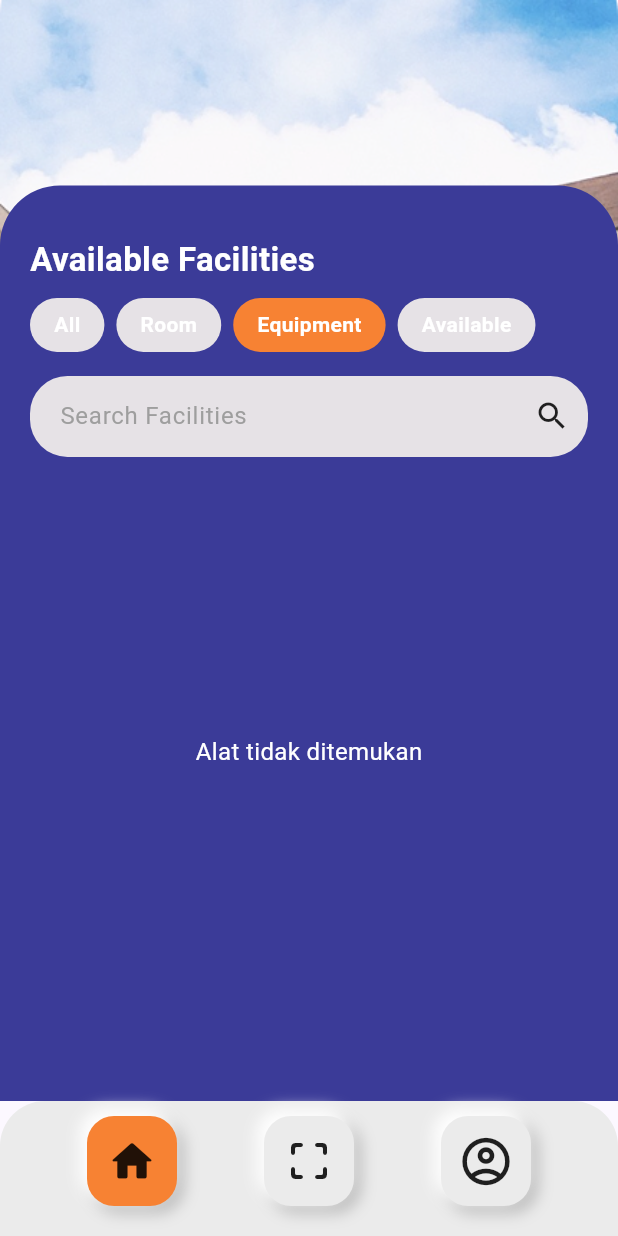
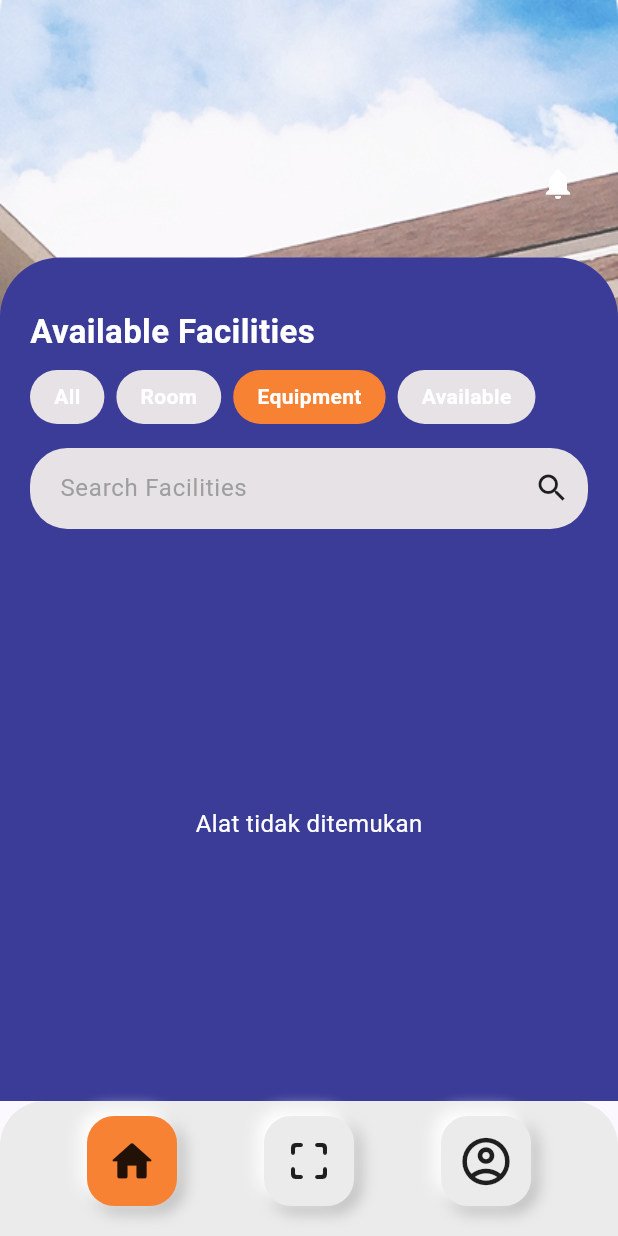
Before and after one commit to Ditt21-Lang/A4-Proyek4-InventIF, a Flutter app: the MainDashboard screen opened by its route, on a phone screen of 412 x 824 dp. Run offline on Flutter 3.47's test engine with Material 3 defaults, Android fonts, the phone set to English and light mode, and no system bars; our stand-ins replace cloud_firestore, connectivity_plus, file_picker, firebase_auth, firebase_core, flutter_local_notifications and 4 more; missing offline and left inert: cloudinary_public, mobile_scanner, workmanager; accounts and stored records are empty.

Commit message:
feat: implement offline notification system and background reminder
- Add flutter_local_notifications and workmanager for background tasks
- Configure coreLibraryDesugaring in android/app/build.gradle.kts
- Create NotificationController, NotificationService, and notification history view
- Integrate dynamic bell icon (red dot) into BaseCatalogLayout
- Attach notification and sync triggers to CheckoutController

```diff
--- /dev/null
+++ b/lib/models/notification_model.dart
@@ -0,0 +1,36 @@
+class NotificationModel {
+  final String id;
+  final String title;
+  final String body;
+  final DateTime timestamp;
+  bool read;
+
+  NotificationModel({
+    required this.id,
+    required this.title,
+    required this.body,
+    required this.timestamp,
+    this.read = false,
+  });
+
+  factory NotificationModel.fromMap(Map<String, dynamic> m) {
+    return NotificationModel(
+      id: m['id'] ?? '',
+      title: m['title'] ?? '',
+      body: m['body'] ?? '',
+      timestamp:
+          DateTime.parse(m['timestamp'] ?? DateTime.now().toIso8601String()),
+      read: m['read'] ?? false,
+    );
+  }
+
+  Map<String, dynamic> toMap() {
+    return {
+      'id': id,
+      'title': title,
+      'body': body,
+      'timestamp': timestamp.toIso8601String(),
+      'read': read,
+    };
+  }
+}
--- a/lib/widgets/base_catalog_layout.dart
+++ b/lib/widgets/base_catalog_layout.dart
@@ -1,4 +1,6 @@
 import 'package:flutter/material.dart';
+import '../controllers/notifications_controller.dart';
+import '../views/notifications/notifications_view.dart';
 
 class BaseCatalogLayout extends StatelessWidget {
   final Widget child;
@@ -16,7 +18,49 @@ class BaseCatalogLayout extends StatelessWidget {
       ),
       child: Column(
         children: [
-          SizedBox(height: MediaQuery.of(context).size.height * 0.15),
+          SizedBox(height: MediaQuery.of(context).size.height * 0.12),
+          // Top-right notification bell
+          Padding(
+            padding: const EdgeInsets.symmetric(horizontal: 16.0),
+            child: Row(
+              mainAxisAlignment: MainAxisAlignment.end,
+              children: [
+                AnimatedBuilder(
+                  animation: NotificationsController.instance,
+                  builder: (context, _) {
+                    final unread = NotificationsController.instance.unreadCount;
+                    return Stack(
+                      alignment: Alignment.topRight,
+                      children: [
+                        IconButton(
+                          onPressed: () {
+                            Navigator.push(
+                                context,
+                                MaterialPageRoute(
+                                    builder: (_) => const NotificationsView()));
+                          },
+                          icon: const Icon(Icons.notifications,
+                              color: Colors.white),
+                        ),
+                        if (unread > 0)
+                          Positioned(
+                            right: 6,
+                            top: 6,
+                            child: Container(
+                              width: 10,
+                              height: 10,
+                              decoration: BoxDecoration(
+                                  color: Colors.red, shape: BoxShape.circle),
+                            ),
+                          ),
+                      ],
+                    );
+                  },
+                ),
+              ],
+            ),
+          ),
+          SizedBox(height: MediaQuery.of(context).size.height * 0.03),
           Expanded(
             child: Container(
               width: double.infinity,
--- a/pubspec.yaml
+++ b/pubspec.yaml
@@ -46,6 +46,9 @@ dependencies:
   image_picker: ^1.2.2
   file_picker: ^11.0.2
   path_provider: ^2.1.0
+  flutter_local_notifications: ^21.0.0
+  workmanager: ^0.7.0
+  shared_preferences: ^2.1.1
 
 dev_dependencies:
   flutter_test:
```
Also changed, not shown: lib/controllers/alat/checkout_controller.dart (+20 -2 lines), lib/controllers/notifications_controller.dart (added, +97 -0 lines), lib/main.dart (+17 -0 lines), lib/services/network_service.dart (+14 -0 lines), lib/services/notification_service.dart (added, +93 -0 lines), lib/views/notifications/notifications_view.dart (added, +70 -0 lines), pubspec.lock, 2 other files.
